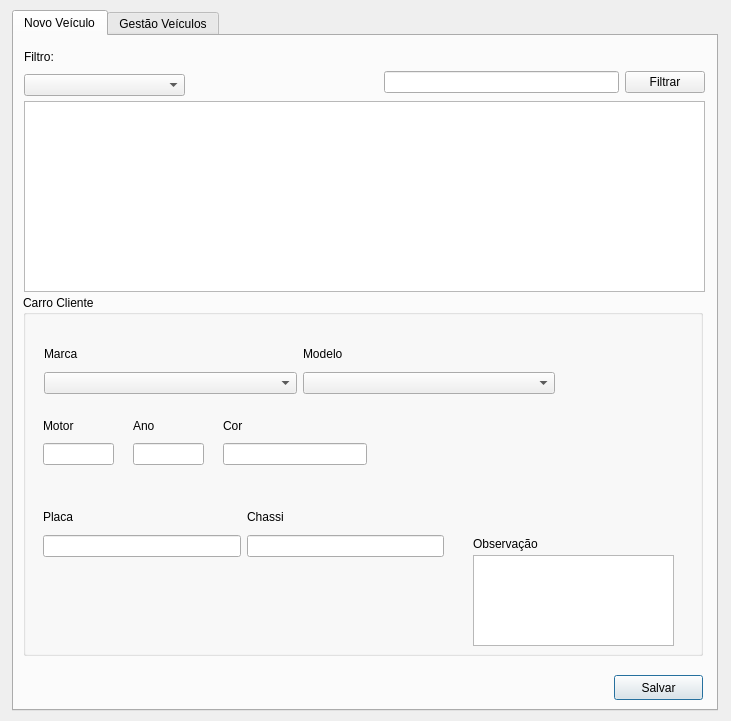
Qt form frms_nv_veiculocliente.ui (ustop0/TCC) before a commit.
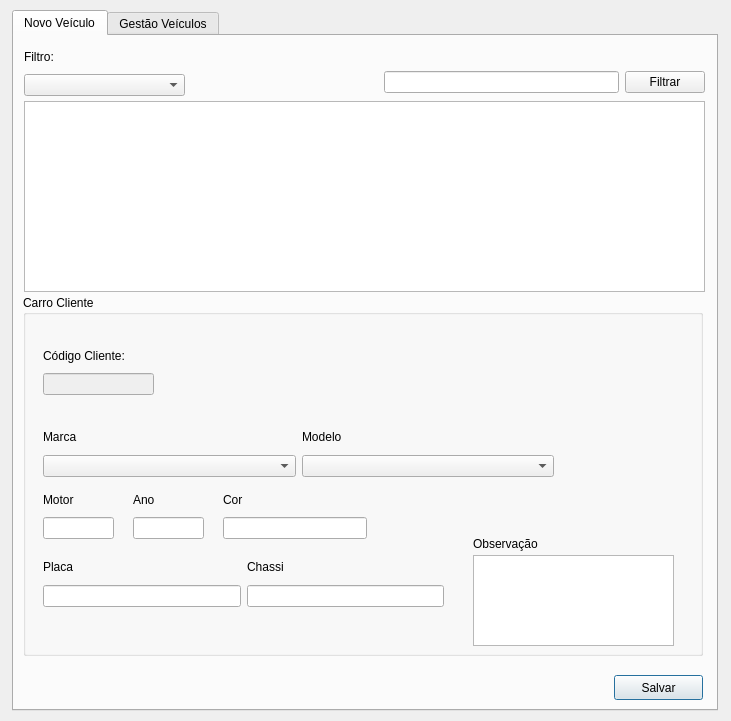
The same form after that commit. The open tabs and pages were chosen to show the change.

Commit message: ajuste na tela de veiculos de clientes

The edit to the form file:
```diff
--- a/frms_nv_veiculocliente.ui
+++ b/frms_nv_veiculocliente.ui
@@ -70,8 +70,8 @@
      <widget class="QWidget" name="layoutWidget_2">
       <property name="geometry">
        <rect>
-        <x>21</x>
-        <y>47</y>
+        <x>20</x>
+        <y>130</y>
         <width>511</width>
         <height>52</height>
        </rect>
@@ -111,7 +111,7 @@
       <property name="geometry">
        <rect>
         <x>20</x>
-        <y>210</y>
+        <y>260</y>
         <width>401</width>
         <height>52</height>
        </rect>
@@ -151,7 +151,7 @@
       <property name="geometry">
        <rect>
         <x>200</x>
-        <y>120</y>
+        <y>194</y>
         <width>144</width>
         <height>50</height>
        </rect>
@@ -186,7 +186,7 @@
       <property name="geometry">
        <rect>
         <x>20</x>
-        <y>120</y>
+        <y>194</y>
         <width>71</width>
         <height>50</height>
        </rect>
@@ -208,7 +208,7 @@
       <property name="geometry">
        <rect>
         <x>110</x>
-        <y>120</y>
+        <y>194</y>
         <width>71</width>
         <height>50</height>
        </rect>
@@ -226,6 +226,32 @@
        </item>
       </layout>
      </widget>
+     <widget class="QWidget" name="">
+      <property name="geometry">
+       <rect>
+        <x>20</x>
+        <y>50</y>
+        <width>111</width>
+        <height>50</height>
+       </rect>
+      </property>
+      <layout class="QVBoxLayout" name="verticalLayout_5">
+       <item>
+        <widget class="QLabel" name="label_7">
+         <property name="text">
+          <string>Código Cliente:</string>
+         </property>
+        </widget>
+       </item>
+       <item>
+        <widget class="QLineEdit" name="txt_nv_codcliente">
+         <property name="enabled">
+          <bool>false</bool>
+         </property>
+        </widget>
+       </item>
+      </layout>
+     </widget>
     </widget>
     <widget class="QWidget" name="layoutWidget">
      <property name="geometry">
```
Left out of the diff: 2 changed lines with no effect on the pictures. The commit also changes 5 other files.
